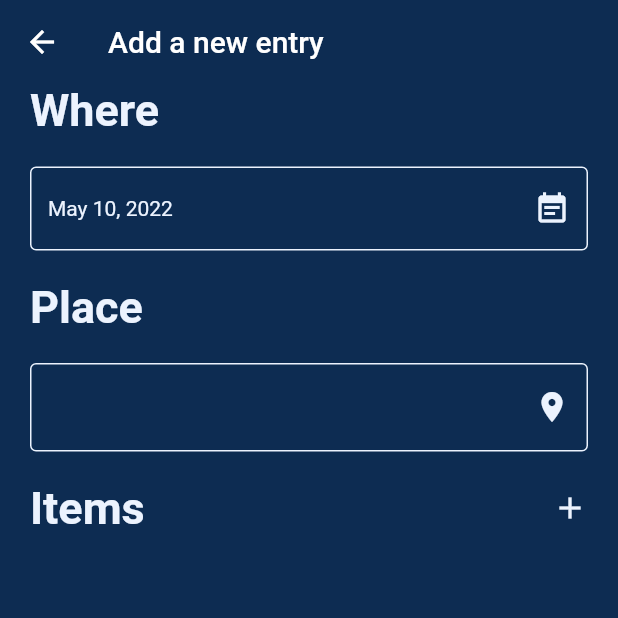
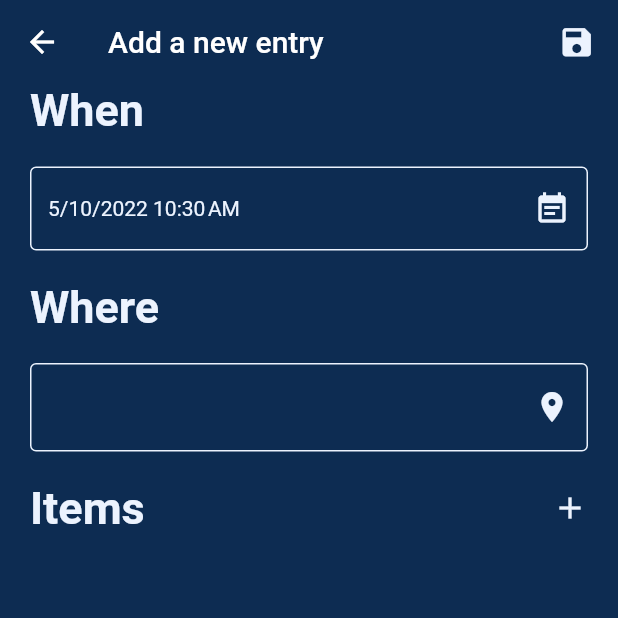
Before and after one commit to nickolasdeluca/checkmate-app, a Flutter app: the screen it shows after launch, after a tap on the "add" icon, on a phone screen of 412 x 824 dp, the top half of it. Run offline on Flutter 3.47's test engine with Material 2 defaults, Android fonts, the phone set to English and light mode, and no system bars; drawn by our look-alikes of date_field; our stand-ins replace hive, hive_flutter; accounts and stored records are empty.

Commit message:
[WIP][CMA-3] Save entries to a local database

```diff
--- a/checkmate_app/lib/main.dart
+++ b/checkmate_app/lib/main.dart
@@ -1,4 +1,5 @@
 import 'package:checkmate_app/models/entries/entry.dart';
+import 'package:checkmate_app/models/items/item.dart';
 import 'package:checkmate_app/screens/home.dart';
 import 'package:flutter/material.dart';
 import 'package:flutter/services.dart';
@@ -7,6 +8,8 @@ import 'package:hive_flutter/hive_flutter.dart';
 void main() async {
   await Hive.initFlutter();
   Hive.registerAdapter(EntryAdapter());
+  Hive.registerAdapter(ItemAdapter());
+  await Hive.openBox<Entry>('entries');
   runApp(const App());
 }
 
--- a/checkmate_app/lib/screens/new_entry.dart
+++ b/checkmate_app/lib/screens/new_entry.dart
@@ -3,6 +3,7 @@ import 'package:checkmate_app/assets/dialogs.dart';
 import 'package:checkmate_app/models/entries/entry.dart';
 import 'package:checkmate_app/models/items/item.dart';
 import 'package:date_field/date_field.dart';
+import 'package:flutter/foundation.dart';
 import 'package:flutter/material.dart';
 import 'package:hive/hive.dart';
 
@@ -13,11 +14,44 @@ class NewEntry extends StatefulWidget {
   State<NewEntry> createState() => _NewEntryState();
 }
 
+InputDecoration _inputBorder = const InputDecoration(
+  enabledBorder:
+      OutlineInputBorder(borderSide: BorderSide(color: cConstrastColor)),
+  focusedBorder:
+      OutlineInputBorder(borderSide: BorderSide(color: cConstrastColor)),
+  errorBorder: OutlineInputBorder(borderSide: BorderSide(color: Colors.red)),
+  focusedErrorBorder:
+      OutlineInputBorder(borderSide: BorderSide(color: Colors.red)),
+);
+
 class _NewEntryState extends State<NewEntry> {
-  Entry entry = Entry(id: 1, items: []);
+  Entry entry = Entry(id: 0, date: DateTime.now(), items: []);
 
   Future<List<Item>>? _getItems() async {
     return entry.items;
+  }
+
+  dynamic _textValidator(String? value) {
+    if ((value != null) && (value.isNotEmpty)) {
+    } else {
+      return "You must provide a location";
+    }
+  }
+
+  void _saveEntry() async {
+    if (kDebugMode) {
+      print(entry.toJson());
+    }
+
+    if (localController.text.isEmpty) {
+      return;
+    }
+
+    entry.place = localController.text;
+
+    Box box = Hive.box<Entry>('entries');
+
+    box.add(entry);
   }
 
   TextEditingController localController = TextEditingController();
@@ -30,6 +64,20 @@ class _NewEntryState extends State<NewEntry> {
         title: const Text('Add a new entry'),
         backgroundColor: cBackgroundColor,
         elevation: 0,
+        actions: [
+          Padding(
+              padding: const EdgeInsets.only(right: 15),
+              child: GestureDetector(
+                onTap: (() {
+                  _saveEntry();
+                }),
+                child: const Icon(
+                  Icons.save,
+                  color: cConstrastColor,
+                  size: 25,
+                ),
+              ))
+        ],
       ),
       body: SafeArea(
         top: true,
@@ -40,7 +88,7 @@ class _NewEntryState extends State<NewEntry> {
             crossAxisAlignment: CrossAxisAlignment.start,
             children: [
               const Text(
-                'Where',
+                'When',
                 style: TextStyle(
                     color: cConstrastColor,
                     fontSize: 30,
@@ -58,16 +106,18 @@ class _NewEntryState extends State<NewEntry> {
                       color: cConstrastColor,
                     ),
                     floatingLabelStyle: TextStyle(color: cConstrastColor)),
-                mode: DateTimeFieldPickerMode.date,
+                mode: DateTimeFieldPickerMode.dateAndTime,
                 dateTextStyle: const TextStyle(color: cConstrastColor),
                 initialValue: DateTime.now(),
-                onDateSelected: (DateTime value) {},
+                onDateSelected: (DateTime value) {
+                  entry.date = value;
+                },
               ),
               const SizedBox(
                 height: 20,
               ),
               const Text(
-                'Place',
+                'Where',
                 style: TextStyle(
                     color: cConstrastColor,
                     fontSize: 30,
@@ -76,18 +126,19 @@ class _NewEntryState extends State<NewEntry> {
               const SizedBox(
                 height: 20,
               ),
-              TextField(
+              TextFormField(
+                decoration: _inputBorder.copyWith(
+                  floatingLabelStyle: const TextStyle(color: cConstrastColor),
+                  suffixIcon: const Icon(
+                    Icons.place,
+                    color: cConstrastColor,
+                  ),
+                ),
                 controller: localController,
-                decoration: const InputDecoration(
-                    enabledBorder: OutlineInputBorder(
-                        borderSide: BorderSide(color: cConstrastColor)),
-                    focusedBorder: OutlineInputBorder(
-                        borderSide: BorderSide(color: cConstrastColor)),
-                    suffixIcon: Icon(
-                      Icons.place,
-                      color: cConstrastColor,
-                    ),
-                    floatingLabelStyle: TextStyle(color: cConstrastColor)),
+                autovalidateMode: AutovalidateMode.onUserInteraction,
+                validator: (value) {
+                  return _textValidator(value);
+                },
                 style: const TextStyle(color: cConstrastColor),
               ),
               const SizedBox(
@@ -108,7 +159,6 @@ class _NewEntryState extends State<NewEntry> {
                       setState(() {});
                     });
                   },
-                  // entry.items.add(item)
                   child: const Icon(
                     Icons.add,
                     color: cConstrastColor,
```
